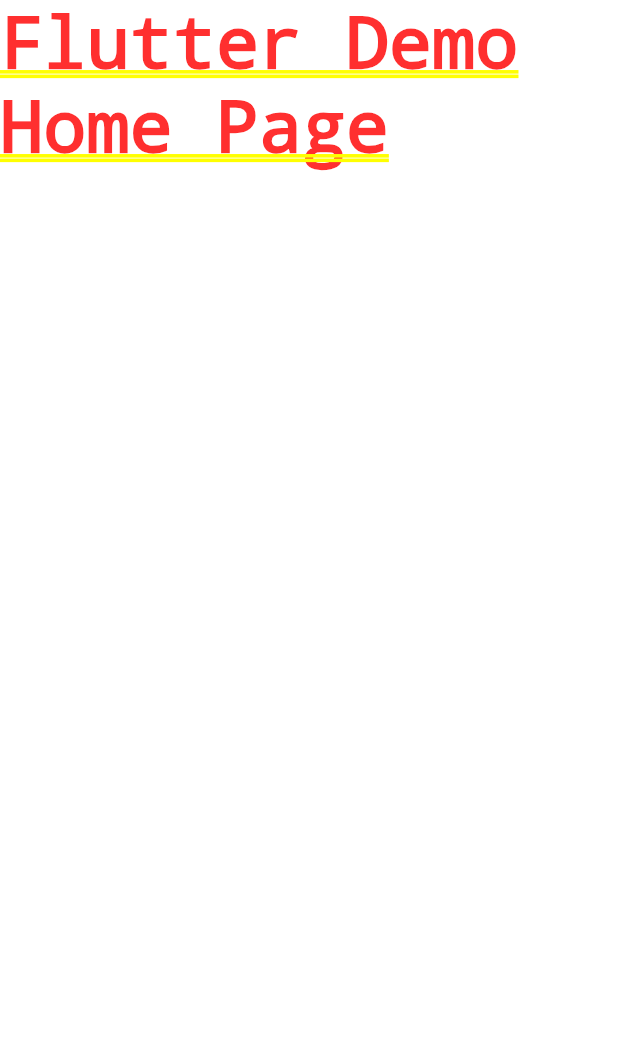
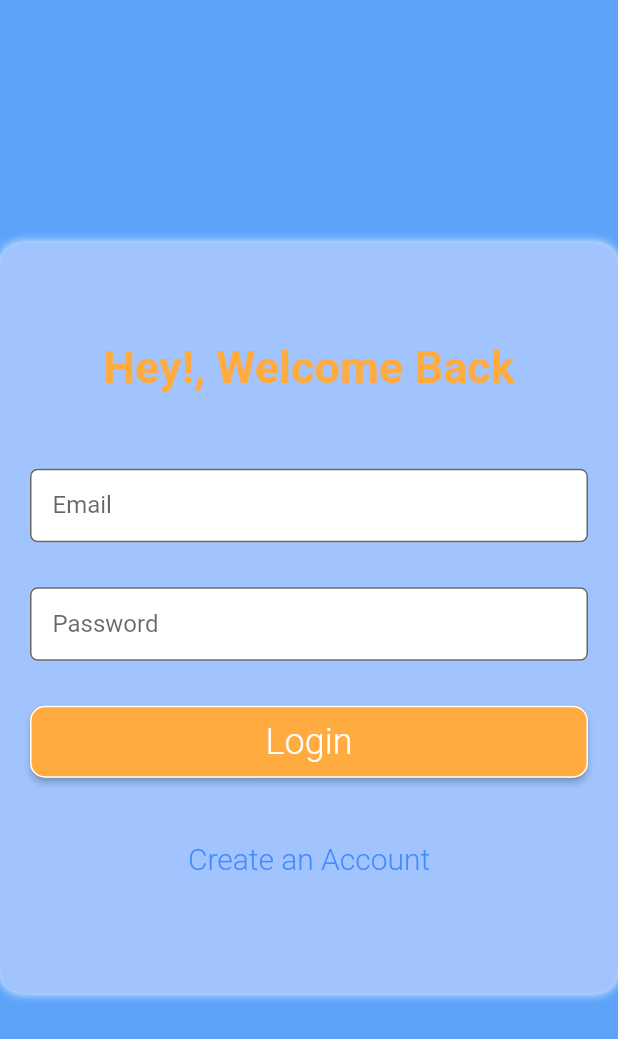
Before and after one commit to Sarthak-ONS/rest-auth, a Flutter app: the screen it shows after launch, on a phone screen of 412 x 824 dp. Shown: the top 1039 px of the screen. Run offline on Flutter 3.47's test engine with Material 2 defaults, Android fonts, the phone set to English and light mode, and no system bars.

Commit message:
Added Login and Sign up UI

```diff
--- /dev/null
+++ b/lib/Screens/home_screen.dart
@@ -0,0 +1,130 @@
+import 'package:flutter/material.dart';
+import 'package:rest_auth/Screens/sign_up_screen.dart';
+
+import '../widgets/custom_text_field.dart';
+
+class HomeScreen extends StatefulWidget {
+  const HomeScreen({Key? key}) : super(key: key);
+
+  @override
+  State<HomeScreen> createState() => _HomeScreenState();
+}
+
+class _HomeScreenState extends State<HomeScreen> {
+  TextEditingController? _email;
+  TextEditingController? _password;
+
+  @override
+  void initState() {
+    _email = TextEditingController();
+    _password = TextEditingController();
+    super.initState();
+  }
+
+  @override
+  Widget build(BuildContext context) {
+    return Scaffold(
+      backgroundColor: const Color(0xff5DA3FA),
+      body: Center(
+        child: Container(
+          decoration: BoxDecoration(
+            color: Colors.blueAccent.withOpacity(0.5),
+            borderRadius: BorderRadius.circular(15.0),
+            boxShadow: const [
+              BoxShadow(
+                color: Colors.white,
+                blurRadius: 5.0,
+                blurStyle: BlurStyle.solid,
+                offset: Offset(0, 0),
+              ),
+            ],
+          ),
+          height: 500,
+          padding: const EdgeInsets.symmetric(horizontal: 20.0),
+          width: 500,
+          child: Column(
+            mainAxisAlignment: MainAxisAlignment.center,
+            crossAxisAlignment: CrossAxisAlignment.stretch,
+            children: [
+              const Text(
+                'Hey!, Welcome Back',
+                textAlign: TextAlign.center,
+                style: TextStyle(
+                  fontSize: 30,
+                  fontWeight: FontWeight.bold,
+                  color: Colors.orangeAccent,
+                ),
+              ),
+              const SizedBox(
+                height: 50,
+              ),
+              CustomTextField(
+                textEditingController: _email,
+                label: 'Email',
+              ),
+              const SizedBox(
+                height: 30,
+              ),
+              CustomTextField(
+                textEditingController: _password,
+                label: 'Password',
+                isObscure: true,
+              ),
+              const SizedBox(
+                height: 30,
+              ),
+              ElevatedButton(
+                onPressed: () {
+                  print("Logging in the user");
+                },
+                child: const Padding(
+                  padding:
+                      EdgeInsets.symmetric(vertical: 10.0, horizontal: 10.0),
+                  child: Text(
+                    'Login',
+                    style: TextStyle(
+                      fontSize: 24,
+                      fontWeight: FontWeight.w300,
+                      color: Colors.white,
+                    ),
+                  ),
+                ),
+                style: ButtonStyle(
+                  backgroundColor:
+                      MaterialStateProperty.all(Colors.orangeAccent),
+                  shape: MaterialStateProperty.all(
+                    RoundedRectangleBorder(
+                      side: const BorderSide(color: Colors.white),
+                      borderRadius: BorderRadius.circular(10.0),
+                    ),
+                  ),
+                ),
+              ),
+              const SizedBox(
+                height: 30.0,
+              ),
+              TextButton(
+                onPressed: () {
+                  Navigator.pushAndRemoveUntil(
+                      context,
+                      MaterialPageRoute(
+                        builder: ((context) => const SignUpScreen()),
+                      ),
+                      (route) => false);
+                },
+                child: const Text(
+                  "Create an Account",
+                  style: TextStyle(
+                    fontSize: 20,
+                    fontWeight: FontWeight.w300,
+                    color: Colors.blueAccent,
+                  ),
+                ),
+              )
+            ],
+          ),
+        ),
+      ),
+    );
+  }
+}
--- a/lib/main.dart
+++ b/lib/main.dart
@@ -1,4 +1,5 @@
 import 'package:flutter/material.dart';
+import 'package:rest_auth/Screens/home_screen.dart';
 
 void main() {
   runApp(const MyApp());
@@ -11,11 +12,12 @@
   @override
   Widget build(BuildContext context) {
     return MaterialApp(
-      title: 'Flutter Demo',
+      title: 'Auth App',
+      debugShowCheckedModeBanner: false,
       theme: ThemeData(
         primarySwatch: Colors.blue,
       ),
-      home: const Text('Flutter Demo Home Page'),
+      home: const HomeScreen(),
     );
   }
 }
--- /dev/null
+++ b/lib/widgets/custom_text_field.dart
@@ -0,0 +1,46 @@
+import 'package:flutter/material.dart';
+
+class CustomTextField extends StatelessWidget {
+  const CustomTextField(
+      {Key? key, this.textEditingController, this.label, this.isObscure})
+      : super(key: key);
+
+  final TextEditingController? textEditingController;
+  final String? label;
+  final bool? isObscure;
+
+  @override
+  Widget build(BuildContext context) {
+    return TextField(
+      controller: textEditingController!,
+      maxLines: 1,
+      obscureText: isObscure ?? false,
+      decoration: InputDecoration(
+        contentPadding:
+            const EdgeInsets.symmetric(horizontal: 15, vertical: 15),
+        isCollapsed: false,
+        isDense: true,
+        fillColor: Colors.white,
+        filled: true,
+        border: const OutlineInputBorder(
+          borderRadius: BorderRadius.all(
+            Radius.circular(5.0),
+          ),
+        ),
+        focusedBorder: OutlineInputBorder(
+          borderRadius: BorderRadius.circular(5),
+          borderSide: const BorderSide(
+            color: Colors.grey,
+            width: 1.0,
+          ),
+        ),
+        focusColor: Colors.red,
+        floatingLabelBehavior: FloatingLabelBehavior.auto,
+        labelText: label ?? 'Email',
+        // labelStyle: const TextStyle(
+        //   color: Colors.grey,
+        // ),
+      ),
+    );
+  }
+}
--- a/pubspec.yaml
+++ b/pubspec.yaml
@@ -34,6 +34,7 @@
   # The following adds the Cupertino Icons font to your application.
   # Use with the CupertinoIcons class for iOS style icons.
   cupertino_icons: ^1.0.2
+  http: ^0.13.5
 
 dev_dependencies:
   flutter_test:
```
Also changed, not shown: lib/Screens/sign_up_screen.dart (added, +147 -0 lines), pubspec.lock.
